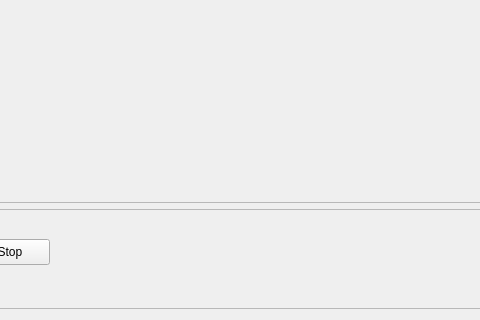
Nmstr/SoundDrive, file SoundDrive/main.ui: the form before one commit; both pictures show x 521 to 1001 and y 481 to 801 of the 1280 by 801 pixel window.
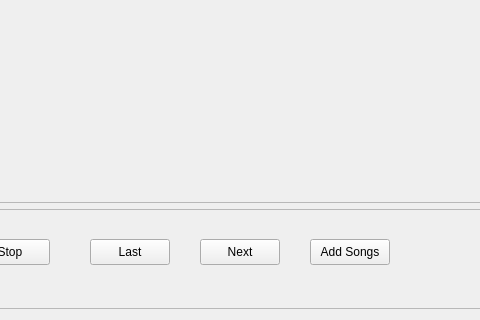
The form after the commit.

```diff
--- a/SoundDrive/main.ui
+++ b/SoundDrive/main.ui
@@ -87,6 +87,45 @@
        <string>Stop</string>
       </property>
      </widget>
+     <widget class="QPushButton" name="last_btn">
+      <property name="geometry">
+       <rect>
+        <x>600</x>
+        <y>30</y>
+        <width>80</width>
+        <height>26</height>
+       </rect>
+      </property>
+      <property name="text">
+       <string>Last</string>
+      </property>
+     </widget>
+     <widget class="QPushButton" name="next_btn">
+      <property name="geometry">
+       <rect>
+        <x>710</x>
+        <y>30</y>
+        <width>80</width>
+        <height>26</height>
+       </rect>
+      </property>
+      <property name="text">
+       <string>Next</string>
+      </property>
+     </widget>
+     <widget class="QPushButton" name="add_songs_btn">
+      <property name="geometry">
+       <rect>
+        <x>820</x>
+        <y>30</y>
+        <width>80</width>
+        <height>26</height>
+       </rect>
+      </property>
+      <property name="text">
+       <string>Add Songs</string>
+      </property>
+     </widget>
     </widget>
    </item>
    <item row="1" column="1" colspan="2">
```
